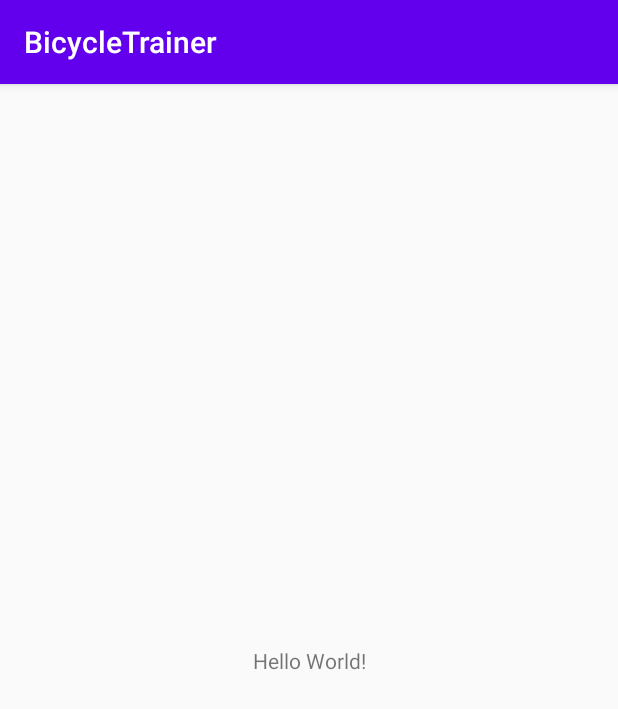
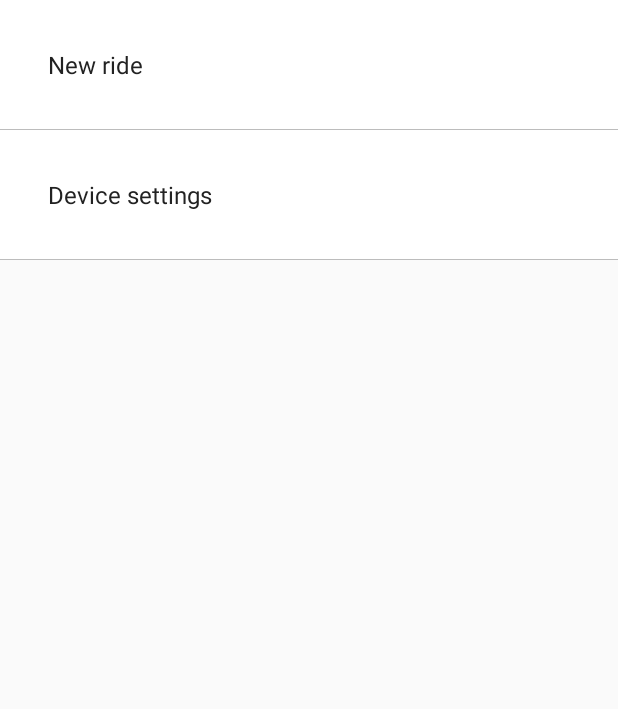
Before and after one commit to pozitiffcat/bicycle-trainer, an Android app: the screen it shows after launch (MainActivity), on a phone screen of 412 x 824 dp. Shown: the top 709 px of the screen. Run offline under Robolectric (Android 15) with nearby library versions, the phone set to English and light mode, and no system bars.

Commit message:
Added main menu.

```diff
--- a/app/build.gradle
+++ b/app/build.gradle
@@ -25,6 +25,10 @@ android {
 }
 
 dependencies {
+    implementation "androidx.lifecycle:lifecycle-viewmodel-ktx:2.2.0"
+    implementation "com.github.hadilq.liveevent:liveevent:1.2.0"
+    implementation 'androidx.recyclerview:recyclerview:1.1.0'
+
     implementation fileTree(dir: "libs", include: ["*.jar"])
     implementation "org.jetbrains.kotlin:kotlin-stdlib:$kotlin_version"
     implementation 'androidx.core:core-ktx:1.3.2'
--- a/app/src/main/java/ru/malcdevelop/bicycletrainer/MainActivity.kt
+++ b/app/src/main/java/ru/malcdevelop/bicycletrainer/MainActivity.kt
@@ -7,5 +7,11 @@ class MainActivity : AppCompatActivity() {
     override fun onCreate(savedInstanceState: Bundle?) {
         super.onCreate(savedInstanceState)
         setContentView(R.layout.activity_main)
+
+        if (savedInstanceState == null) {
+            supportFragmentManager.beginTransaction()
+                .add(R.id.contentFrameLayout, MenuFragment())
+                .commit()
+        }
     }
 }
--- /dev/null
+++ b/app/src/main/java/ru/malcdevelop/bicycletrainer/MenuAdapter.kt
@@ -0,0 +1,43 @@
+package ru.malcdevelop.bicycletrainer
+
+import android.view.LayoutInflater
+import android.view.ViewGroup
+import android.widget.TextView
+import androidx.annotation.StringRes
+import androidx.recyclerview.widget.RecyclerView
+
+class MenuAdapter(
+    private val items: List<Item>
+) : RecyclerView.Adapter<MenuAdapter.ItemViewHolder>() {
+
+    override fun onCreateViewHolder(parent: ViewGroup, viewType: Int): ItemViewHolder =
+        ItemViewHolder(parent)
+
+    override fun onBindViewHolder(holder: ItemViewHolder, position: Int) {
+        holder.setItem(items[position])
+    }
+
+    override fun getItemCount(): Int =
+        items.size
+
+    /** ItemViewHolder **/
+    class ItemViewHolder(
+        parent: ViewGroup
+    ) : RecyclerView.ViewHolder(
+        LayoutInflater.from(parent.context)
+            .inflate(R.layout.view_holder_menu_item, parent, false)
+    ) {
+        private val nameTextView: TextView = itemView.findViewById(R.id.nameTextView)
+
+        fun setItem(item: Item) {
+            nameTextView.text = nameTextView.resources.getString(item.nameRes)
+            itemView.setOnClickListener { item.func() }
+        }
+    }
+
+    /** Item **/
+    data class Item(
+        @StringRes val nameRes: Int,
+        val func: () -> Unit
+    )
+}
--- /dev/null
+++ b/app/src/main/java/ru/malcdevelop/bicycletrainer/MenuFragment.kt
@@ -0,0 +1,60 @@
+package ru.malcdevelop.bicycletrainer
+
+import android.os.Bundle
+import android.view.LayoutInflater
+import android.view.View
+import android.view.ViewGroup
+import androidx.core.content.ContextCompat
+import androidx.fragment.app.Fragment
+import androidx.recyclerview.widget.DividerItemDecoration
+import kotlinx.android.synthetic.main.fragment_menu.*
+
+class MenuFragment : Fragment() {
+
+    override fun onCreateView(
+        inflater: LayoutInflater,
+        container: ViewGroup?,
+        savedInstanceState: Bundle?
+    ): View? {
+        return inflater.inflate(R.layout.fragment_menu, container, false)
+    }
+
+    override fun onViewCreated(view: View, savedInstanceState: Bundle?) {
+        super.onViewCreated(view, savedInstanceState)
+
+        menuRecyclerView.addItemDecoration(
+            DividerItemDecoration(
+                context,
+                DividerItemDecoration.VERTICAL
+            ).apply {
+                setDrawable(
+                    ContextCompat.getDrawable(
+                        requireContext(),
+                        R.drawable.default_vertical_delimiter
+                    )!!
+                )
+            }
+        )
+
+        menuRecyclerView.adapter = MenuAdapter(
+            listOf(
+                MenuAdapter.Item(
+                    nameRes = R.string.menu_name_new_ride,
+                    func = { onNewRideMenuSelected() }
+                ),
+                MenuAdapter.Item(
+                    nameRes = R.string.menu_name_device_settings,
+                    func = { onSettingsMenuSelected() }
+                )
+            )
+        )
+    }
+
+    private fun onNewRideMenuSelected() {
+
+    }
+
+    private fun onSettingsMenuSelected() {
+
+    }
+}
--- /dev/null
+++ b/app/src/main/res/drawable/default_clickable_background.xml
@@ -0,0 +1,10 @@
+<?xml version="1.0" encoding="utf-8"?>
+<ripple xmlns:android="http://schemas.android.com/apk/res/android"
+    android:color="@color/default_ripple">
+
+    <item>
+        <shape android:shape="rectangle">
+            <solid android:color="@color/default_background"/>
+        </shape>
+    </item>
+</ripple>
--- /dev/null
+++ b/app/src/main/res/drawable/default_vertical_delimiter.xml
@@ -0,0 +1,5 @@
+<?xml version="1.0" encoding="utf-8"?>
+<shape xmlns:android="http://schemas.android.com/apk/res/android">
+    <solid android:color="@color/default_delimiter"/>
+    <size android:height="@dimen/default_delimiter_height"/>
+</shape>
--- a/app/src/main/res/layout/activity_main.xml
+++ b/app/src/main/res/layout/activity_main.xml
@@ -1,18 +1,11 @@
 <?xml version="1.0" encoding="utf-8"?>
-<androidx.constraintlayout.widget.ConstraintLayout xmlns:android="http://schemas.android.com/apk/res/android"
-    xmlns:app="http://schemas.android.com/apk/res-auto"
-    xmlns:tools="http://schemas.android.com/tools"
+<FrameLayout
+    xmlns:android="http://schemas.android.com/apk/res/android"
     android:layout_width="match_parent"
-    android:layout_height="match_parent"
-    tools:context=".MainActivity">
+    android:layout_height="match_parent">
 
-    <TextView
-        android:layout_width="wrap_content"
-        android:layout_height="wrap_content"
-        android:text="Hello World!"
-        app:layout_constraintBottom_toBottomOf="parent"
-        app:layout_constraintLeft_toLeftOf="parent"
-        app:layout_constraintRight_toRightOf="parent"
-        app:layout_constraintTop_toTopOf="parent" />
-
-</androidx.constraintlayout.widget.ConstraintLayout>
+    <FrameLayout
+        android:id="@+id/contentFrameLayout"
+        android:layout_width="match_parent"
+        android:layout_height="match_parent"/>
+</FrameLayout>
--- /dev/null
+++ b/app/src/main/res/layout/fragment_menu.xml
@@ -0,0 +1,14 @@
+<?xml version="1.0" encoding="utf-8"?>
+<androidx.constraintlayout.widget.ConstraintLayout xmlns:android="http://schemas.android.com/apk/res/android"
+    xmlns:app="http://schemas.android.com/apk/res-auto"
+    xmlns:tools="http://schemas.android.com/tools"
+    android:layout_width="match_parent"
+    android:layout_height="match_parent">
+
+    <androidx.recyclerview.widget.RecyclerView
+        android:id="@+id/menuRecyclerView"
+        tools:listitem="@layout/view_holder_menu_item"
+        app:layoutManager="androidx.recyclerview.widget.LinearLayoutManager"
+        android:layout_width="match_parent"
+        android:layout_height="match_parent" />
+</androidx.constraintlayout.widget.ConstraintLayout>
--- /dev/null
+++ b/app/src/main/res/layout/view_holder_menu_item.xml
@@ -0,0 +1,22 @@
+<?xml version="1.0" encoding="utf-8"?>
+<androidx.constraintlayout.widget.ConstraintLayout
+    xmlns:android="http://schemas.android.com/apk/res/android"
+    xmlns:app="http://schemas.android.com/apk/res-auto"
+    xmlns:tools="http://schemas.android.com/tools"
+    android:background="@drawable/default_clickable_background"
+    android:padding="@dimen/menu_padding"
+    android:layout_width="match_parent"
+    android:layout_height="wrap_content">
+
+    <TextView
+        android:id="@+id/nameTextView"
+        tools:text="nameTextView"
+        android:textColor="@color/default_text"
+        android:textSize="@dimen/default_text_size"
+        app:layout_constraintTop_toTopOf="parent"
+        app:layout_constraintBottom_toBottomOf="parent"
+        app:layout_constraintLeft_toLeftOf="parent"
+        app:layout_constraintRight_toRightOf="parent"
+        android:layout_width="match_parent"
+        android:layout_height="wrap_content"/>
+</androidx.constraintlayout.widget.ConstraintLayout>
--- a/app/src/main/res/values/colors.xml
+++ b/app/src/main/res/values/colors.xml
@@ -3,4 +3,9 @@
     <color name="colorPrimary">#6200EE</color>
     <color name="colorPrimaryDark">#3700B3</color>
     <color name="colorAccent">#03DAC5</color>
+
+    <color name="default_text">#222222</color>
+    <color name="default_background">#ffffff</color>
+    <color name="default_ripple">#bcbcbc</color>
+    <color name="default_delimiter">#bcbcbc</color>
 </resources>
--- /dev/null
+++ b/app/src/main/res/values/dimens.xml
@@ -0,0 +1,7 @@
+<?xml version="1.0" encoding="utf-8"?>
+<resources>
+    <dimen name="default_padding">16dp</dimen>
+    <dimen name="default_text_size">16sp</dimen>
+    <dimen name="menu_padding">32dp</dimen>
+    <dimen name="default_delimiter_height">0.75dp</dimen>
+</resources>
--- a/app/src/main/res/values/strings.xml
+++ b/app/src/main/res/values/strings.xml
@@ -1,3 +1,6 @@
 <resources>
-    <string name="app_name">BicycleTrainer</string>
+    <string name="app_name">Bicycle Trainer</string>
+
+    <string name="menu_name_new_ride">New ride</string>
+    <string name="menu_name_device_settings">Device settings</string>
 </resources>
--- a/app/src/main/res/values/styles.xml
+++ b/app/src/main/res/values/styles.xml
@@ -1,6 +1,6 @@
 <resources>
     <!-- Base application theme. -->
-    <style name="AppTheme" parent="Theme.AppCompat.Light.DarkActionBar">
+    <style name="AppTheme" parent="Theme.AppCompat.Light.NoActionBar">
         <!-- Customize your theme here. -->
         <item name="colorPrimary">@color/colorPrimary</item>
         <item name="colorPrimaryDark">@color/colorPrimaryDark</item>
```
